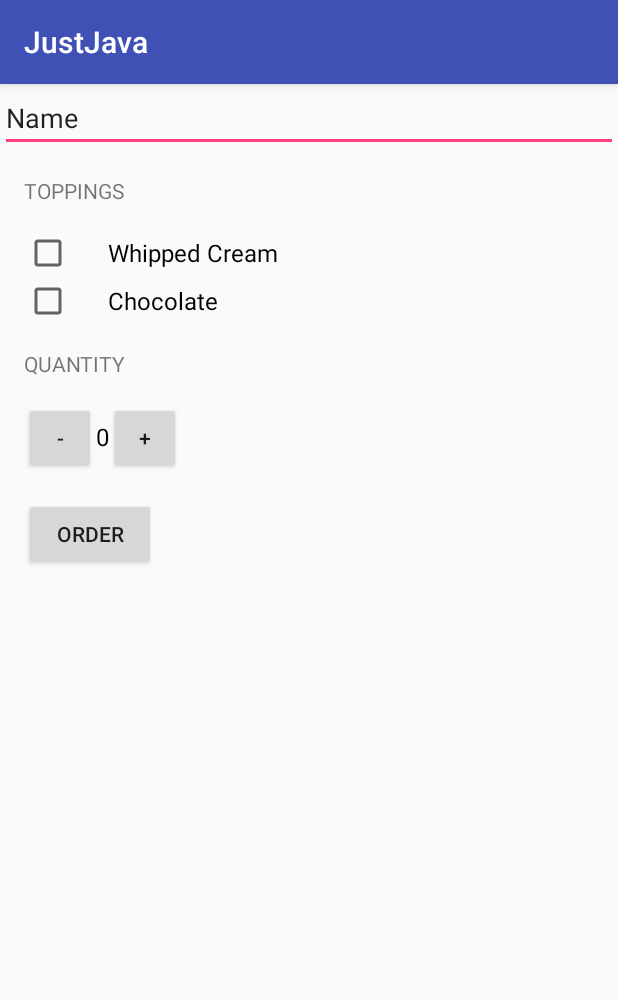
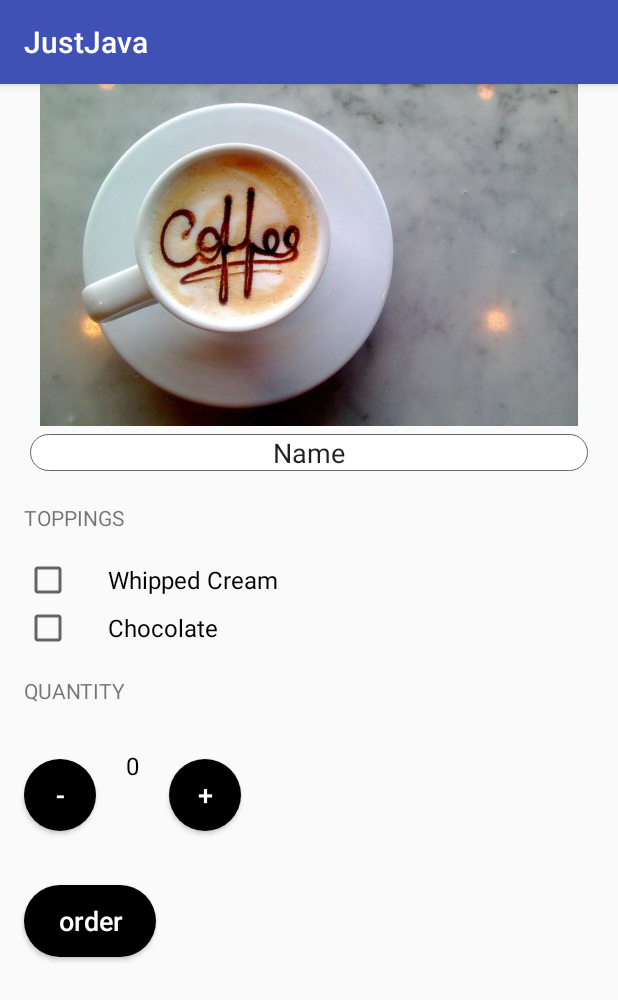
Before and after one commit to MayankSingh1993/JustJava, an Android app: the screen it shows after launch (MainActivity), on a phone screen of 412 x 824 dp. Shown: the top 1000 px of the screen. Run offline under Robolectric (Android 15) with nearby library versions, the phone set to English and light mode, and no system bars.

```diff
--- /dev/null
+++ b/app/src/main/res/drawable/button_style.xml
@@ -0,0 +1,9 @@
+<?xml version="1.0" encoding="utf-8"?>
+<selector    xmlns:android="http://schemas.android.com/apk/res/android">
+    <item>
+        <shape android:shape="rectangle">
+            <corners android:radius="200dp"/>
+            <gradient android:startColor="#000000" android:centerColor="#000000" android:endColor="#000000"/>
+        </shape>
+    </item>
+</selector>
--- /dev/null
+++ b/app/src/main/res/drawable/edittext_background.xml
@@ -0,0 +1,12 @@
+<?xml version="1.0" encoding="utf-8"?>
+    <selector  xmlns:android="http://schemas.android.com/apk/res/android">
+    <item>
+        <shape android:shape="rectangle" >
+            <corners android:radius="80dp" />
+            <solid android:color="#FFFFFF"/>
+            <stroke android:color="#666666" android:width=".5dp"/>
+
+
+        </shape>
+    </item>
+</selector>
--- a/app/src/main/res/layout/activity_main.xml
+++ b/app/src/main/res/layout/activity_main.xml
@@ -1,5 +1,6 @@
 <?xml version="1.0" encoding="utf-8"?>
 <ScrollView xmlns:android="http://schemas.android.com/apk/res/android"
+    xmlns:app="http://schemas.android.com/apk/res-auto"
     xmlns:tools="http://schemas.android.com/tools"
     android:layout_width="match_parent"
     android:layout_height="match_parent">
@@ -11,13 +12,20 @@
         android:orientation="vertical"
         tools:context="com.example.android.justjava.MainActivity">
 
+        <ImageView
+            android:id="@+id/imageView3"
+            android:layout_width="match_parent"
+            android:layout_height="228dp"
+            app:srcCompat="@drawable/coffeemug" />
+
         <EditText
             android:id="@+id/editText"
             android:layout_width="match_parent"
             android:layout_height="wrap_content"
             android:ems="10"
             android:inputType="textPersonName"
-            android:text="@string/name" />
+            android:text="@string/name"
+            style="@style/editText_style"/>
 
         <TextView
             android:id="@+id/textView"
@@ -69,7 +77,7 @@
                 android:layout_height="48dp"
                 android:layout_marginBottom="16dp"
                 android:layout_marginLeft="16sp"
-
+style="@style/button_style1"
                 android:onClick="decrement"
                 android:text="-" />
 
@@ -86,6 +94,7 @@
 
             <Button
                 android:id="@+id/button"
+                style="@style/button_style1"
                 android:layout_width="48dp"
                 android:layout_height="48dp"
                 android:layout_marginBottom="16dp"
@@ -104,6 +113,7 @@
             android:layout_marginBottom="16dp"
             android:layout_marginLeft="16dp"
             android:onClick="submitOrders"
+            style="@style/button_style1"
             android:text="@string/order" />
 
 
--- a/app/src/main/res/values/styles.xml
+++ b/app/src/main/res/values/styles.xml
@@ -7,5 +7,46 @@
         <item name="colorPrimaryDark">@color/colorPrimaryDark</item>
         <item name="colorAccent">@color/colorAccent</item>
     </style>
+    <style name="button_style1">
+        <item name="android:background">@drawable/button_style</item>
+        <item name="android:layout_width">match_parent</item>
+        <item name="android:layout_height">48dp</item>
+        <item name="android:textAllCaps">false</item>
+        <item name="android:textSize">18sp</item>
+        <item name="android:layout_marginTop">20dp</item>
+        <item name="android:layout_marginBottom">20dp</item>
+        <item name="android:layout_marginLeft">20dp</item>
+        <item name="android:layout_marginRight">20dp</item>
+        <item name="android:textColor">#ffffff</item>
+
+    </style>
+    <style name="button_style2">
+        <item name="android:background">@drawable/button_style</item>
+        <item name="android:layout_width">match_parent</item>
+        <item name="android:layout_height">48dp</item>
+        <item name="android:textAllCaps">false</item>
+        <item name="android:textSize">18sp</item>
+        <item name="android:layout_marginTop">0dp</item>
+        <item name="android:layout_marginBottom">30dp</item>
+        <item name="android:layout_marginLeft">20dp</item>
+        <item name="android:layout_marginRight">20dp</item>
+        <item name="android:textColor">#ffffff</item>
+
+    </style>
+    <style name="editText_style">
+        <item name="android:background">@drawable/edittext_background</item>
+        <item name="android:gravity">center</item>
+        <item name="android:layout_height">40dp</item>
+        <item name="android:layout_width">match_parent</item>
+        <item name="android:ems">10</item>
+        <item name="android:layout_marginTop">5dp</item>
+        <item name="android:layout_marginBottom">5dp</item>
+        <item name="android:layout_marginLeft">20dp</item>
+        <item name="android:layout_marginRight">20dp</item>
+        <item name="android:hint">Username</item>
+
+
+
+    </style>
 
 </resources>
```
Also changed, not shown: app/src/main/java/com/example/android/justjava/MainActivity.java (+5 -5 lines), app/src/main/res/drawable/coffeemug.jpg (added), 3 other files.
